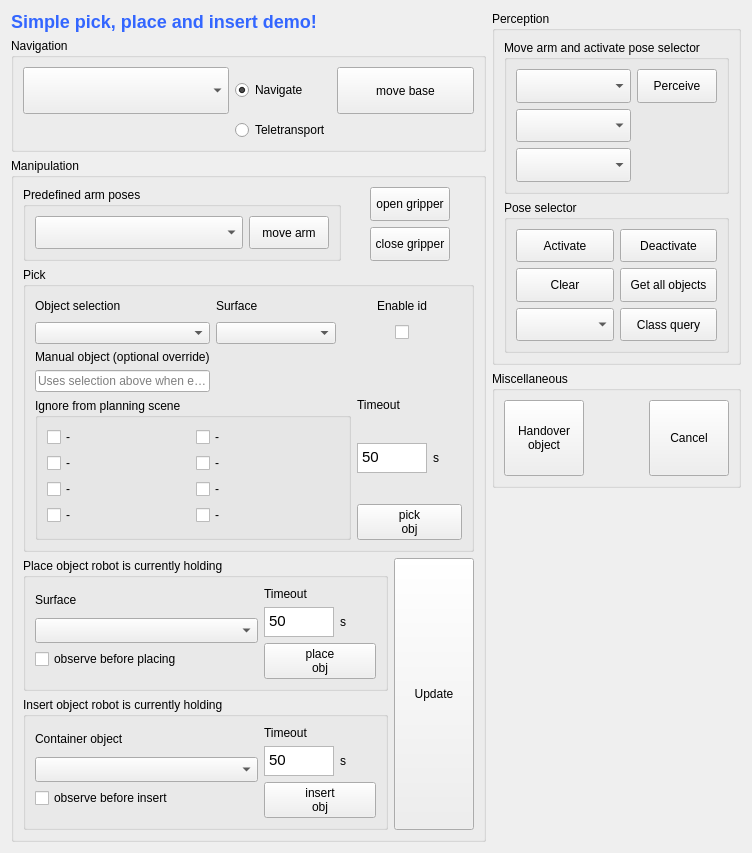
Above: rqt_tables_demo/config/rqt_tables_demo.ui from DFKI-NI/mobipick_labs before the change. Below: the same form after it.
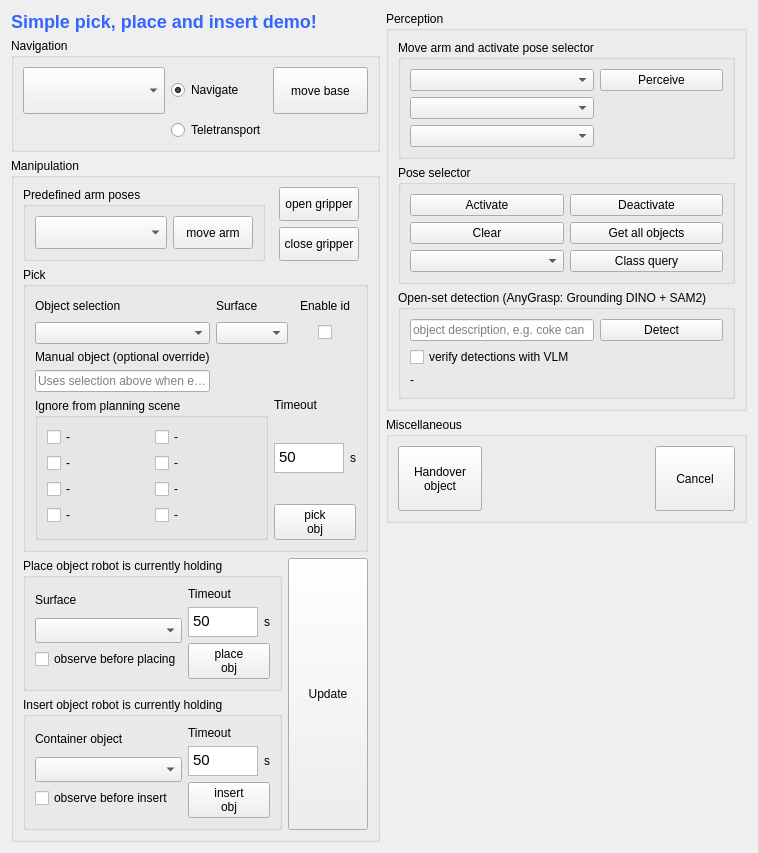
That is the form after the change.

Commit message: add open set detection textbox, VLM checkbox and detect button to rqt tables demo

Diff of the .ui file:
```diff
--- a/rqt_tables_demo/config/rqt_tables_demo.ui
+++ b/rqt_tables_demo/config/rqt_tables_demo.ui
@@ -903,6 +903,58 @@
           </layout>
          </widget>
         </item>
+        <item>
+         <widget class="QGroupBox" name="OpenSet_groupBox">
+          <property name="title">
+           <string>Open-set detection (AnyGrasp: Grounding DINO + SAM2)</string>
+          </property>
+          <layout class="QGridLayout" name="gridLayout_openset" columnstretch="3,2">
+           <item row="0" column="0">
+            <widget class="QLineEdit" name="txtOpenSetPrompt">
+             <property name="toolTip">
+              <string>Free-form description of the object to look for in the current camera view, e.g. &quot;coke can&quot;</string>
+             </property>
+             <property name="placeholderText">
+              <string>object description, e.g. coke can</string>
+             </property>
+            </widget>
+           </item>
+           <item row="0" column="1">
+            <widget class="QPushButton" name="cmdOpenSetDetect">
+             <property name="sizePolicy">
+              <sizepolicy hsizetype="Minimum" vsizetype="Expanding">
+               <horstretch>0</horstretch>
+               <verstretch>0</verstretch>
+              </sizepolicy>
+             </property>
+             <property name="text">
+              <string>Detect</string>
+             </property>
+            </widget>
+           </item>
+           <item row="1" column="0" colspan="2">
+            <widget class="QCheckBox" name="chkOpenSetVLM">
+             <property name="toolTip">
+              <string>Ask the VLM verifier service (mobipick_gpt vlm_verifier.launch) to confirm every candidate crop; the VLM verdict overrides the detector score</string>
+             </property>
+             <property name="text">
+              <string>verify detections with VLM</string>
+             </property>
+            </widget>
+           </item>
+           <item row="2" column="0" colspan="2">
+            <widget class="QLabel" name="lblOpenSetResult">
+             <property name="text">
+              <string>-</string>
+             </property>
+             <property name="wordWrap">
+              <bool>true</bool>
+             </property>
+            </widget>
+           </item>
+          </layout>
+         </widget>
+        </item>
        </layout>
       </widget>
      </item>
```
The commit also changes 2 other files.
